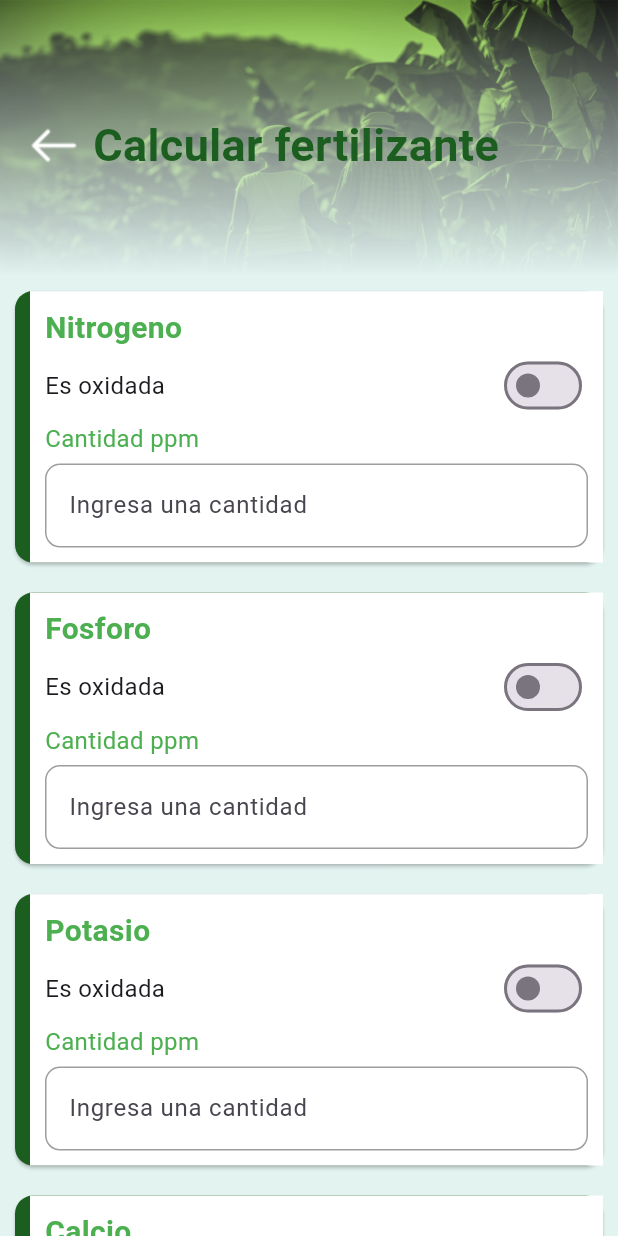
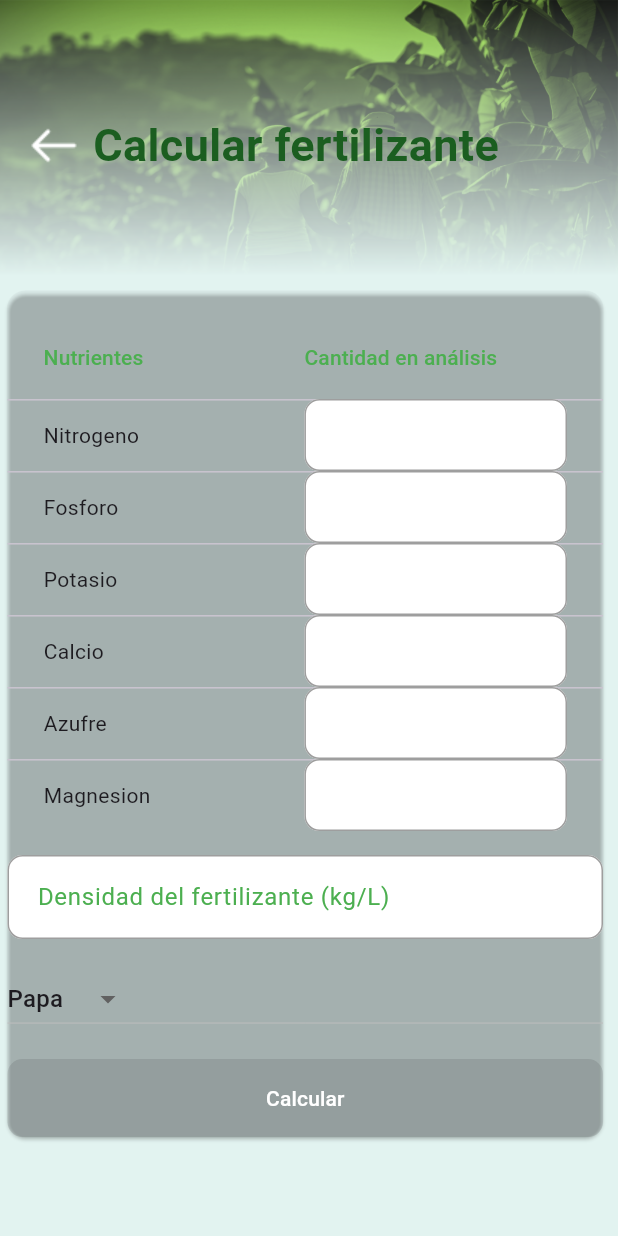
Before and after one commit to DubanMantillaCorredor/MiAppAgro, a Flutter app: the CalculateFertilizerPage screen opened by its route, on a phone screen of 412 x 824 dp. Run offline on Flutter 3.47's test engine with Material 3 defaults, Android fonts, the phone set to English and light mode, and no system bars.

Commit message:
obtener los datos de cada input y almacenarlos

```diff
--- a/lib/Pages/CalculateFertilizerPage.dart
+++ b/lib/Pages/CalculateFertilizerPage.dart
@@ -1,14 +1,20 @@
 import 'package:flutter/material.dart';
+import 'package:mi_agro_app/Models/Calculador/Calculator.dart';
+import 'package:mi_agro_app/Pages/PartialPage/AppBarPartialPage.dart';
+import 'package:mi_agro_app/Resources/LabelConfiguration.dart';
 import '../Controllers/CalculateFertilizerController.dart';
-import '../Resources/LabelConfiguration.dart';
-import '../Resources/WidgetStyles.dart';
-import 'PartialPage/AppBarPartialPage.dart';
-import 'ViewConfiguration.dart';
+import '../Models/Calculador/CebollaCalculadora.dart';
+import '../Models/Calculador/PapaCalculadora.dart';
+// import '../Resources/LabelConfiguration.dart';
+// import '../Resources/WidgetStyles.dart';
+// import 'PartialPage/AppBarPartialPage.dart';
+// import 'ViewConfiguration.dart';
 
 class CalculateFertilizerPage extends StatefulWidget {
   final CalculateFertilizerController controller;
 
-  const CalculateFertilizerPage({super.key, required this.controller});
+  const CalculateFertilizerPage({Key? key, required this.controller})
+      : super(key: key);
 
   @override
   State<CalculateFertilizerPage> createState() =>
@@ -16,115 +22,180 @@ class CalculateFertilizerPage extends StatefulWidget {
 }
 
 class _CalculateFertilizerPageState extends State<CalculateFertilizerPage> {
+  late double fertilizerDensity;
+  late String selectedCropText;
+  late Calculator? selectedCalculator;
+  final Map<String, double> nutrientValues = {
+    'Nitrogeno': 0.0,
+    'Fosforo': 0.0,
+    'Potasio': 0.0,
+    'Calcio': 0.0,
+    'Azufre': 0.0,
+    'Magnesion': 0.0,
+  };
+
+  final TextEditingController densityController = TextEditingController();
+
+  @override
+  void initState() {
+    super.initState();
+    fertilizerDensity = 0.0;
+    selectedCropText = 'Papa';
+    selectedCalculator = PapaCalculadora();
+  }
+
+  @override
+  void dispose() {
+    densityController.dispose();
+    super.dispose();
+  }
+
   @override
   Widget build(BuildContext context) {
+    final List<Map<String, dynamic>> calculators = [
+      {'name': 'Papa', 'value': 0.25, 'calculator': PapaCalculadora()},
+      {'name': 'Cebolla', 'value': 0.10, 'calculator': CebollaCalculadora()},
+    ];
     return Scaffold(
-      body: ListView(
-        children: [
-          AppBarPage(
-              LabelConfiguration.calculatefertilizer_title_appbar, context),
-          ...nutrients(),
-          Card(
-            margin: EdgeInsets.fromLTRB(10, 0, 10, 10),
-            color: Colors.green.shade900,
-            child: Row(
-              children: [
-                SizedBox(width: 10),
-                Expanded(
-                  child: Container(
-                    padding: EdgeInsets.all(10),
-                    //height: 200,
-                    color: Colors.white,
-                    child: const Column(
-                      crossAxisAlignment: CrossAxisAlignment.start,
-                      children: [
-                        Text("Área de cultivo",
-                            style: TextStyle(
-                                fontSize: 20,
-                                fontWeight: FontWeight.bold,
-                                color: Colors.green)),
-                        SizedBox(height: 10,),
-                        Column(
-                          crossAxisAlignment: CrossAxisAlignment.start,
-                          children: [
-                            Text("Cantidad metros cuadrados", style: TextStyle(fontSize: 16, color: Colors.green),),
-                            SizedBox(height: 5),
-                            TextField(decoration: InputDecoration(hintText: "Ingresa una cantidad"))
-                          ],
-                        )
-                      ],
+      body: ListView(children: [
+        AppBarPage(
+            LabelConfiguration.calculatefertilizer_title_appbar, context),
+        Card(
+          margin: EdgeInsets.fromLTRB(5, 0, 10, 10),
+          color: Colors.transparent,
+          child: Column(
+            crossAxisAlignment: CrossAxisAlignment.stretch,
+            children: [
+              const SizedBox(height: 16.0),
+              DataTable(
+                columns: const [
+                  DataColumn(
+                      label: Text('Nutrientes',
+                          style: TextStyle(color: Colors.green))),
+                  DataColumn(
+                      label: Text('Cantidad en análisis',
+                          style: TextStyle(color: Colors.green))),
+                ],
+                rows: nutrientValues.entries.map((entry) {
+                  final String nutrientName = entry.key;
+                  return DataRow(cells: [
+                    DataCell(Text(nutrientName)),
+                    DataCell(
+                      TextFormField(
+                        onTap: () {
+                          setState(() {
+                            nutrientValues[nutrientName] = 0.0;
+                          });
+                        },
+                        onChanged: (value) {
+                          setState(() {
+                            nutrientValues[nutrientName] =
+                                double.tryParse(value) ?? 0.0;
+                          });
+                        },
+                        initialValue: nutrientValues[nutrientName] == 0.0
+                            ? ''
+                            : nutrientValues[nutrientName].toString(),
+                        keyboardType: TextInputType.number,
+                        decoration: InputDecoration(
+                          contentPadding: const EdgeInsets.all(16.0),
+                          border: OutlineInputBorder(
+                            borderRadius: BorderRadius.circular(10.0),
+                          ),
+                        ),
+                      ),
                     ),
+                  ]);
+                }).toList(),
+              ),
+              const SizedBox(height: 16.0),
+              TextFormField(
+                controller: densityController,
+                onTap: () {
+                  setState(() {
+                    fertilizerDensity = 0.0;
+                  });
+                },
+                onChanged: (value) {
+                  setState(() {
+                    fertilizerDensity = double.tryParse(value) ?? 0.0;
+                  });
+                },
+                decoration: InputDecoration(
+                  labelText: 'Densidad del fertilizante (kg/L)',
+                  labelStyle: const TextStyle(color: Colors.green),
+                  contentPadding: const EdgeInsets.all(16.0),
+                  border: OutlineInputBorder(
+                    borderRadius: BorderRadius.circular(10.0),
                   ),
-                )
-              ],
-            ),
+                ),
+                keyboardType: TextInputType.number,
+              ),
+              const SizedBox(height: 16.0),
+              DropdownButton<double>(
+                value: selectedCalculator
+                    ?.produndidadCultivo, // Valor del DropdownButton
+                onChanged: (value) {
+                  setState(() {
+                    selectedCalculator = value == null
+                        ? null
+                        : calculators.firstWhere((calculator) =>
+                            calculator['value'] == value)['calculator'];
+                    selectedCropText = selectedCalculator == null
+                        ? 'Seleccionar cultivo'
+                        : selectedCalculator
+                            .toString(); // Actualizar el texto del cultivo seleccionado
+                  });
+                },
+                items: calculators
+                    .map<DropdownMenuItem<double>>(
+                        (calculator) => DropdownMenuItem<double>(
+                              value: calculator['value'],
+                              child: Text(calculator['name']),
+                            ))
+                    .toList(),
+              ),
+              const SizedBox(height: 16.0),
+              ElevatedButton(
+                onPressed: isDataComplete()
+                    ? () {
+                        final String cropInfo =
+                            '$selectedCropText, Profundidad del cultivo: ${selectedCalculator!.produndidadCultivo}';
+                        print(cropInfo);
+
+                        nutrientValues.forEach((key, value) {
+                          print('$key: $value');
+                        });
+                        print('Densidad: $fertilizerDensity');
+                      }
+                    : null,
+                style: ElevatedButton.styleFrom(
+                  backgroundColor: Colors.blue,
+                  padding: const EdgeInsets.symmetric(vertical: 16.0),
+                  shape: RoundedRectangleBorder(
+                    borderRadius: BorderRadius.circular(10.0),
+                  ),
+                ),
+                child: const Text('Calcular',
+                    style: TextStyle(color: Colors.white)),
+              ),
+            ],
           ),
-          Container(
-            height: 60,
-            width: double.maxFinite,
-            margin: EdgeInsets.all(ViewConfiguration.PaddingContainer),
-            child: ElevatedButton(
-                onPressed: null,
-                style: WidgetStyles.ButtonSynchronize,
-                child: Text(LabelConfiguration.calculatefertilizer_button_title)),
-          )
-        ],
-      ),
+        )
+      ]),
     );
   }
 
-  List<Widget> nutrients() {
-    var lista = [
-      "Nitrogeno",
-      "Fosforo",
-      "Potasio",
-      "Calcio",
-      "Azufre",
-      "Magnecio"
-    ];
-
-    return lista.map((e) {
-      return Card(
-        margin: EdgeInsets.fromLTRB(10, 0, 10, 20),
-        color: Colors.green.shade900,
-        child: Row(
-          children: [
-            SizedBox(width: 10),
-            Expanded(
-              child: Container(
-                padding: EdgeInsets.all(10),
-                //height: 200,
-                color: Colors.white,
-                child: Column(
-                  crossAxisAlignment: CrossAxisAlignment.start,
-                  children: [
-                    Text(e,
-                        style: const TextStyle(
-                            fontSize: 20,
-                            fontWeight: FontWeight.bold,
-                            color: Colors.green)),
-                    Row(
-                      mainAxisAlignment: MainAxisAlignment.spaceBetween,
-                      children: [
-                        Text(LabelConfiguration.calculatefertilizer_it_is_oxidation, style: TextStyle(fontSize: 16),),
-                        Switch(value: false, onChanged: (bool value) {  },)
-                      ],
-                    ),
-                    Column(
-                      crossAxisAlignment: CrossAxisAlignment.start,
-                      children: [
-                        Text(LabelConfiguration.calculatefertilizer_ppm_amount, style: TextStyle(fontSize: 16, color: Colors.green),),
-                        SizedBox(height: 5),
-                        const TextField(decoration: InputDecoration(hintText: "Ingresa una cantidad"))
-                      ],
-                    )
-                  ],
-                ),
-              ),
-            )
-          ],
-        ),
-      );
-    }).toList();
+  bool isDataComplete() {
+    bool isComplete = true;
+    nutrientValues.forEach((key, value) {
+      if (value <= 0) {
+        isComplete = false;
+      }
+    });
+    if (fertilizerDensity <= 0) {
+      isComplete = false;
+    }
+    return isComplete;
   }
 }
```
